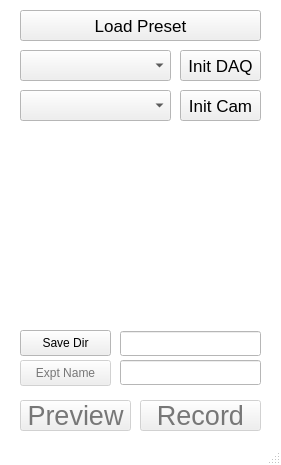
Before: the Qt Designer form jackfish/gui/main_gui.ui in jbmelander/jackfish, drawn with Qt 5.
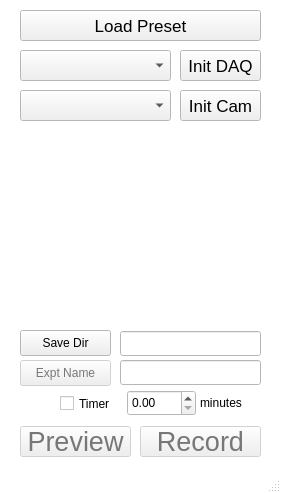
After: the same form once the commit is applied. Icons and pictures are not drawn.

Commit message: start/stop refactor; ui update streamlined; timer

Patch:
```diff
--- a/jackfish/gui/main_gui.ui
+++ b/jackfish/gui/main_gui.ui
@@ -10,7 +10,7 @@
     <x>0</x>
     <y>0</y>
     <width>281</width>
-    <height>465</height>
+    <height>493</height>
    </rect>
   </property>
   <property name="sizePolicy">
@@ -500,7 +500,7 @@
     <property name="geometry">
      <rect>
       <x>20</x>
-      <y>400</y>
+      <y>426</y>
       <width>111</width>
       <height>31</height>
      </rect>
@@ -528,7 +528,7 @@
     <property name="geometry">
      <rect>
       <x>140</x>
-      <y>400</y>
+      <y>426</y>
       <width>121</width>
       <height>31</height>
      </rect>
@@ -723,6 +723,45 @@
      <bool>true</bool>
     </property>
    </widget>
+   <widget class="QCheckBox" name="timer_checkBox">
+    <property name="geometry">
+     <rect>
+      <x>60</x>
+      <y>392</y>
+      <width>61</width>
+      <height>23</height>
+     </rect>
+    </property>
+    <property name="text">
+     <string>Timer</string>
+    </property>
+   </widget>
+   <widget class="QLabel" name="label_2">
+    <property name="geometry">
+     <rect>
+      <x>200</x>
+      <y>394</y>
+      <width>61</width>
+      <height>17</height>
+     </rect>
+    </property>
+    <property name="text">
+     <string>minutes</string>
+    </property>
+   </widget>
+   <widget class="QDoubleSpinBox" name="timer_doubleSpinBox">
+    <property name="geometry">
+     <rect>
+      <x>127</x>
+      <y>390</y>
+      <width>69</width>
+      <height>26</height>
+     </rect>
+    </property>
+    <property name="maximum">
+     <double>179.990000000000009</double>
+    </property>
+   </widget>
   </widget>
   <widget class="QStatusBar" name="statusBar"/>
  </widget>
```
Left out of the diff: 4 changed lines with no effect on the pictures. The commit also changes 4 other files.
